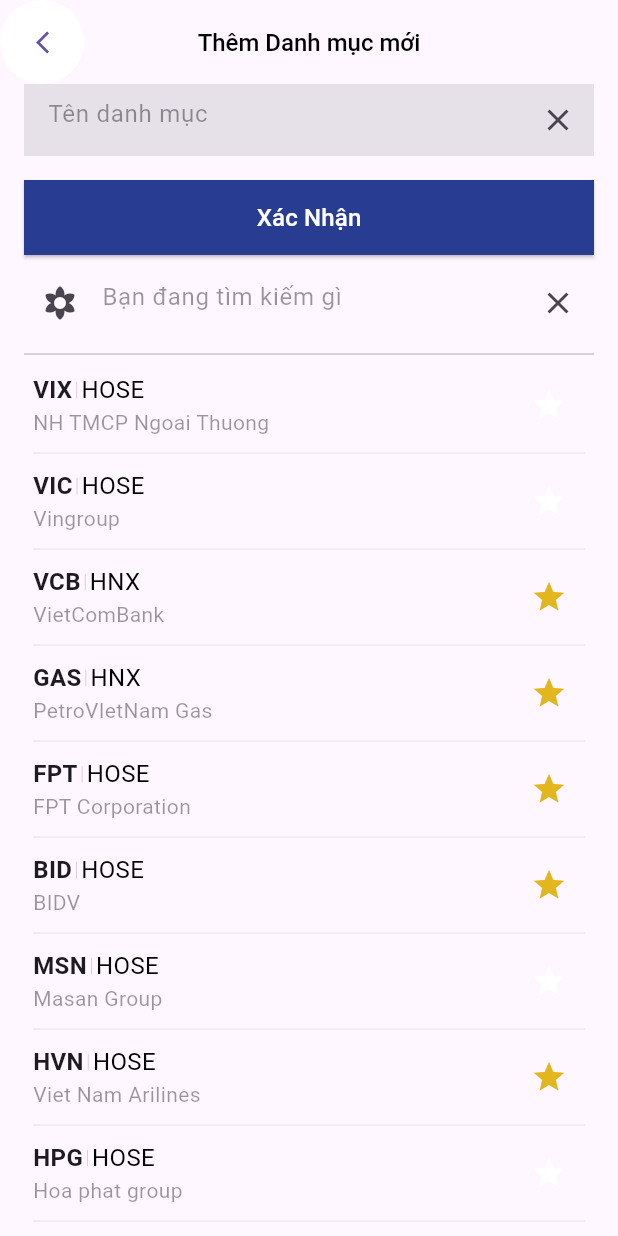
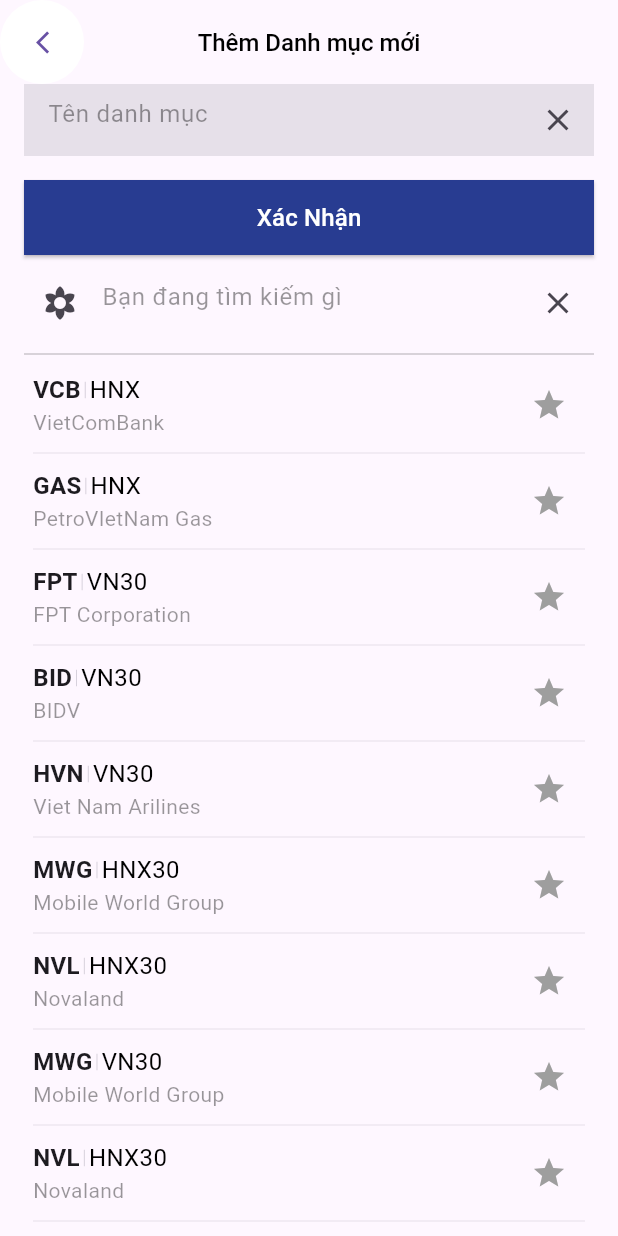
Before and after one commit to ShinKanShen/Flutter_Mobile, a Flutter app: the ThemDanhMuc screen opened directly, on a phone screen of 412 x 824 dp. Run offline on Flutter 3.47's test engine with Material 3 defaults, Android fonts, the phone set to English and light mode, and no system bars; our stand-ins replace flutter_svg, persistent_bottom_nav_bar, quickalert.

```diff
--- a/lib/data/cophieu.dart
+++ b/lib/data/cophieu.dart
@@ -1,15 +1,11 @@
 import 'package:flutter/material.dart';
-
-class CoPhieuProvider extends ChangeNotifier{
-
-}
 
 final coPhieus = [
   {
     'id':'0',
     'name':"NH TMCP Ngoai Thuong",
     'type':'VIX',
-    'san':'HOSE',
+    'san':'HSX',
     'gia': 27.38,
     'tanggiam': 0.33,
     'khoiluongGD':10000000.0,
@@ -20,7 +16,7 @@ final coPhieus = [
     'id':'1',
     'name':"Vingroup",
     'type':'VIC',
-    'san':'HOSE',
+    'san':'HSX',
     'gia': 21.0,
     'tanggiam': -0.2,
     'khoiluongGD':12000000.0,
@@ -53,7 +49,7 @@ final coPhieus = [
     'id':'4',
     'name':"FPT Corporation",
     'type':'FPT',
-    'san':'HOSE',
+    'san':'VN30',
     'gia': 26.12,
     'tanggiam': 0.12,
     'khoiluongGD':45600.0,
@@ -64,7 +60,7 @@ final coPhieus = [
     'id':'5',
     'name':"BIDV",
     'type':'BID',
-    'san':'HOSE',
+    'san':'VN30',
     'gia': 34.2,
     'tanggiam': 0.03,
     'khoiluongGD':1000.0,
@@ -75,7 +71,7 @@ final coPhieus = [
     'id':'6',
     'name':"Masan Group",
     'type':'MSN',
-    'san':'HOSE',
+    'san':'UPCOM',
     'gia': 33.234,
     'tanggiam': -0.9,
     'khoiluongGD':400000.0,
@@ -86,7 +82,7 @@ final coPhieus = [
     'id':'7',
     'name':"Viet Nam Arilines",
     'type':'HVN',
-    'san':'HOSE',
+    'san':'VN30',
     'gia': 2.34,
     'tanggiam': 0.34,
     'khoiluongGD':11000000.23,
@@ -97,7 +93,7 @@ final coPhieus = [
     'id':'8',
     'name':"Hoa phat group",
     'type':'HPG',
-    'san':'HOSE',
+    'san':'HNX30',
     'gia': 5.34,
     'tanggiam': 0.123,
     'khoiluongGD':23000000.0,
@@ -108,7 +104,7 @@ final coPhieus = [
     'id':'9',
     'name':"Mobile World Group",
     'type':'MWG',
-    'san':'HOSE',
+    'san':'HNX30',
     'gia': 9.34,
     'tanggiam': 0.456,
     'khoiluongGD':100000000.0,
@@ -119,7 +115,7 @@ final coPhieus = [
     'id':'10',
     'name':"Techcombank",
     'type':'TCB',
-    'san':'HOSE',
+    'san':'VN30',
     'gia': 10.34,
     'tanggiam': 0.789,
     'khoiluongGD':9000000.0,
@@ -130,11 +126,44 @@ final coPhieus = [
     'id':'11',
     'name':"Novaland",
     'type':'NVL',
-    'san':'HOSE',
+    'san':'HNX30',
     'gia': 27.38,
     'tanggiam': 0.543,
     'khoiluongGD':120000000.0,
     'tang': 26.66,
     'isSaved':0,
+  },
+  {
+    'id':'12',
+    'name':"Mobile World Group",
+    'type':'MWG',
+    'san':'VN30',
+    'gia': 9.34,
+    'tanggiam': 0.456,
+    'khoiluongGD':120000000.0,
+    'tang': 26.66,
+    'isSaved':0,
+  },
+  {
+    'id':'13',
+    'name':"Techcombank",
+    'type':'TCB',
+    'san':'HNX30',
+    'gia': 10.34,
+    'tanggiam': 0.789,
+    'khoiluongGD':9100000.0,
+    'tang': 26.66,
+    'isSaved':1,
+  },
+  {
+    'id':'14',
+    'name':"Novaland",
+    'type':'NVL',
+    'san':'HNX30',
+    'gia': 27.38,
+    'tanggiam': 0.543,
+    'khoiluongGD':12000000.0,
+    'tang': 26.66,
+    'isSaved':0,
   }
 ];
--- /dev/null
+++ b/lib/models/chung_khoan_app_global_provider.dart
@@ -0,0 +1,23 @@
+import 'package:app_chungkhoan_thuctap/data/cophieu.dart';
+import 'package:flutter/cupertino.dart';
+
+class ChungKhoanAppProvider extends ChangeNotifier{
+
+  List chungKhoanIsSaved = [];
+  List chungKhoanNotSave =[];
+
+  List get getCoPhieusSaved => chungKhoanIsSaved;
+  List get getCoPhieusNotSaved => chungKhoanNotSave;
+  void getSavedCoPhieus(){
+    chungKhoanIsSaved.addAll(
+      (coPhieus.where((element) => element['isSaved']==1)).toList()
+    );
+  }
+
+  void getNotSaveCoPhieus(){
+    chungKhoanNotSave.addAll(
+      (coPhieus.where((element) => element['isSaved']==0)).toList()
+    );
+  }
+
+}
--- a/lib/themdanhmuc/themdanhmuclist.dart
+++ b/lib/themdanhmuc/themdanhmuclist.dart
@@ -66,8 +66,8 @@ class ThemDanhMucList extends StatelessWidget {
                   ),
 
 
-                icon:    Icon(Icons.star,
-                color:  (isSave>0)? Colors.white: const Color.fromARGB(255, 225, 182, 30),
+                icon: Icon(Icons.star,
+                color:  (isSave<=0)? Colors.grey: const Color.fromARGB(255, 225, 182, 30),
 
 
                 )
--- a/lib/themdanhmuc/themdanhmucscreen.dart
+++ b/lib/themdanhmuc/themdanhmucscreen.dart
@@ -1,15 +1,25 @@
+
+
 
 
 import 'package:app_chungkhoan_thuctap/chungkhoanmainscreen.dart';
 import 'package:app_chungkhoan_thuctap/data/cophieu.dart';
 import 'package:app_chungkhoan_thuctap/data/danhmuc_data.dart';
+import 'package:app_chungkhoan_thuctap/models/chung_khoan_app_global_provider.dart';
 import 'package:app_chungkhoan_thuctap/themdanhmuc/themdanhmuclist.dart';
 import 'package:flutter/material.dart';
+import 'package:provider/provider.dart';
 import 'package:quickalert/quickalert.dart';
 
 class  ThemDanhMuc extends StatefulWidget {
   const ThemDanhMuc ({super.key});
+  // static Widget create(){
+  //   return ChangeNotifierProvider(
 
+  //     create: (context)=> ChungKhoanAppProvider(),
+  //     child: const ThemDanhMuc(),
+  //     );
+  // }
   @override
   _ThemDanhMuc createState() => _ThemDanhMuc();
 
@@ -17,14 +27,14 @@ class  ThemDanhMuc extends StatefulWidget {
 class _ThemDanhMuc extends State<ThemDanhMuc>{
   final TextEditingController _textEditingController = TextEditingController();
 
-  List saveList = [];
+  late ChungKhoanAppProvider _chungKhoanAppProvider;
+
   @override
   void initState() {
-
+    _chungKhoanAppProvider = context.read<ChungKhoanAppProvider>();
+    _chungKhoanAppProvider.getNotSaveCoPhieus();
 
     super.initState();
-
-
   }
 
 
@@ -53,7 +63,7 @@ class _ThemDanhMuc extends State<ThemDanhMuc>{
             onPressed: (){
               Navigator.push(
                 context,
-               MaterialPageRoute(builder: (context)=>  ChungKhoanScreen.create())
+               MaterialPageRoute(builder: (context)=>  ChungKhoanScreen())
 
                );
 
@@ -160,18 +170,20 @@ class _ThemDanhMuc extends State<ThemDanhMuc>{
                     height: 20,
                     color: Colors.black,
                   ),
-                Expanded(child: ListView.builder(
-                  itemCount: coPhieus.length,
-                  itemBuilder:(context, index){
-                    final themcp = coPhieus[index];
-                    return ThemDanhMucList(
-                        tenCongty: themcp['name'] as String,
-                        tencp: themcp['type'] as String ,
-                        tenSan: themcp['san'] as String,
-                        isSave: themcp['isSaved'] as int,
+                  // list view
+                listViewWidget(context),
+                // Expanded(child: ListView.builder(
+                //   itemCount: coPhieus.length,
+                //   itemBuilder:(context, index){
+                //     final themcp = coPhieus[index];
+                //     return ThemDanhMucList(
+                //         tenCongty: themcp['name'] as String,
+                //         tencp: themcp['type'] as String ,
+                //         tenSan: themcp['san'] as String,
+                //         isSave: themcp['isSaved'] as int,
 
-                    ) ;
-                  }))
+                //     ) ;
+                //   }))
             ],
           ),
         ),
@@ -180,4 +192,23 @@ class _ThemDanhMuc extends State<ThemDanhMuc>{
 
 
   }
+Widget listViewWidget (BuildContext context){
+      return Selector<ChungKhoanAppProvider, List>(
+        builder:  (context, notSavedList, child){
+          return Expanded(child: ListView.builder(
+                  itemCount: notSavedList.length,
+                  itemBuilder:(context, index){
+                    final themcp = notSavedList[index];
+                    return ThemDanhMucList(
+                        tenCongty: themcp['name'] as String,
+                        tencp: themcp['type'] as String ,
+                        tenSan: themcp['san'] as String,
+                        isSave: themcp['isSaved'] as int,
+
+                    ) ;
+                  }));
+        } ,
+        shouldRebuild: (p,n)=> true,
+        selector: (_,p1)=> p1.getCoPhieusNotSaved);
+    }
   }
```
Also changed, not shown: lib/chungkhoanmainscreen.dart (+26 -21 lines), lib/main.dart (+25 -3 lines), lib/models/chung_khoan_change_notifer.dart (+40 -8 lines).
